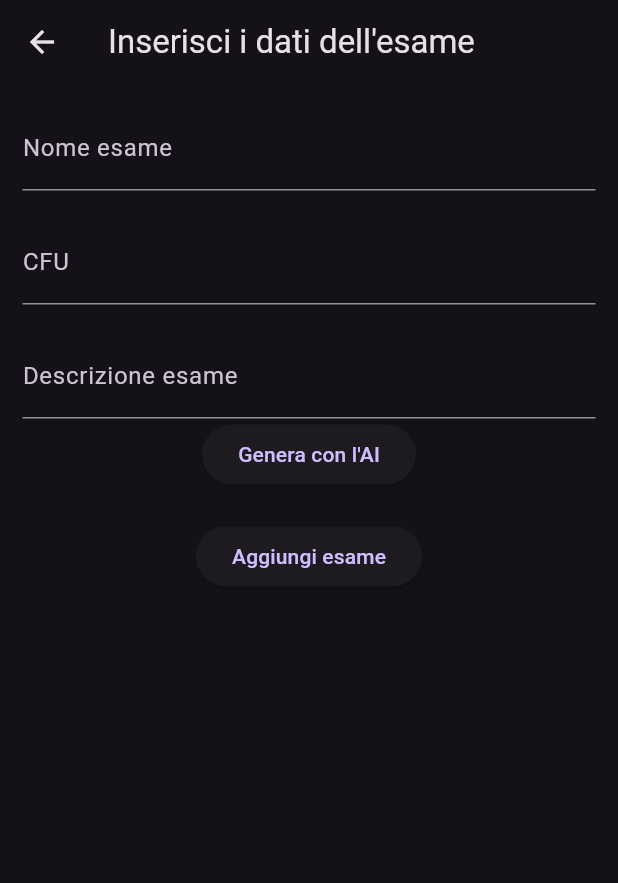
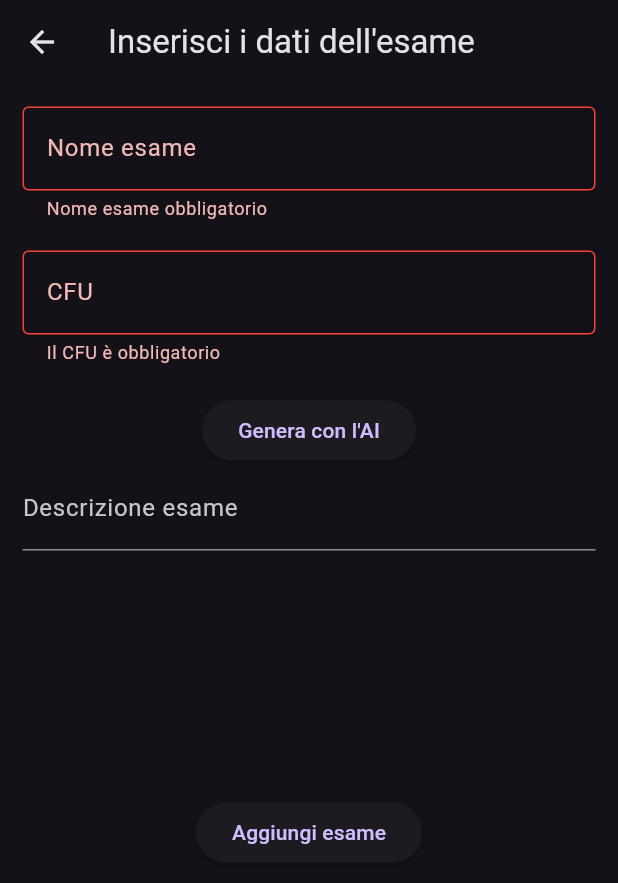
Before and after one commit to vale-02/Programmazione-Mobile, a Flutter app: the WorkplaceAddexam screen opened directly with empty values, after a tap on "Aggiungi esame", on a phone screen of 412 x 824 dp. Shown: the top 883 px of the screen. Run offline on Flutter 3.47's test engine with Material 3 defaults, Android fonts, the phone set to English and light mode, and no system bars; our stand-ins replace flutter_dotenv, google_generative_ai, hive, hive_flutter; accounts and stored records are empty.

Commit message:
Creazione dei form per la gestione e il controllo degli input dell'utente nell'aggiunta e nella modifica degli esami e riorganizzazione del codice

```diff
--- /dev/null
+++ b/brainiac/lib/workplace/form/exam_add_form.dart
@@ -0,0 +1,39 @@
+import 'package:brainiac/workplace/form/field.dart';
+import 'package:brainiac/workplace/widget/ai.dart';
+import 'package:flutter/material.dart';
+
+class ExamAddForm extends StatelessWidget {
+  const ExamAddForm(
+      {super.key,
+      required this.nameController,
+      required this.cfuController,
+      required this.descriptionController});
+  final TextEditingController nameController;
+  final TextEditingController cfuController;
+  final TextEditingController descriptionController;
+
+  @override
+  Widget build(BuildContext context) {
+    return Column(
+      crossAxisAlignment: CrossAxisAlignment.center,
+      children: [
+        Field().name(nameController),
+        SizedBox(
+          height: 20,
+        ),
+        Field().cfu(cfuController),
+        SizedBox(
+          height: 20,
+        ),
+        Ai(
+          descriptionController: descriptionController,
+          nameController: nameController,
+          cfuController: cfuController,
+        ),
+        SizedBox(
+          height: 20,
+        ),
+      ],
+    );
+  }
+}
--- /dev/null
+++ b/brainiac/lib/workplace/form/field.dart
@@ -0,0 +1,86 @@
+import 'package:flutter/material.dart';
+import 'package:flutter/services.dart';
+
+class Field {
+  TextFormField name(TextEditingController controller) {
+    return TextFormField(
+      controller: controller,
+      decoration: _errorField('Nome esame'),
+      validator: (value) {
+        if (value == null || value.isEmpty) {
+          return 'Nome esame obbligatorio';
+        }
+        return null;
+      },
+    );
+  }
+
+  TextFormField cfu(TextEditingController controller) {
+    return TextFormField(
+      controller: controller,
+      keyboardType: TextInputType.number,
+      inputFormatters: [FilteringTextInputFormatter.digitsOnly],
+      decoration: _errorField('CFU'),
+      validator: (value) {
+        if (value == null || value.isEmpty) {
+          return 'Il CFU è obbligatorio';
+        }
+        return null;
+      },
+    );
+  }
+
+  TextFormField grade(TextEditingController gradeController,
+      bool statusController, String? hintText) {
+    return TextFormField(
+      controller: gradeController,
+      keyboardType: TextInputType.number,
+      inputFormatters: [
+        FilteringTextInputFormatter.digitsOnly,
+      ],
+      decoration: _errorFieldGrade('Voto', hintText),
+      enabled: statusController,
+      validator: (value) {
+        if (statusController) {
+          if (value == null || value.isEmpty) {
+            return 'Campo obbligatorio';
+          }
+          final grade = int.tryParse(value);
+          if (grade == null || grade < 18 || grade > 31) {
+            return 'Il voto deve essere compreso tra 18 e 30';
+          }
+        }
+        return null;
+      },
+    );
+  }
+
+  // Grafica per eventuali campi non inseriti correttamente
+  InputDecoration _errorField(String labelText) {
+    return InputDecoration(
+      labelText: labelText,
+      border: OutlineInputBorder(),
+      focusedBorder: OutlineInputBorder(
+        borderSide: BorderSide(color: Colors.blue),
+      ),
+      errorBorder: OutlineInputBorder(
+        borderSide: BorderSide(color: Colors.red),
+      ),
+    );
+  }
+
+  // Grafica per eventuali campi non inseriti correttamente
+  InputDecoration _errorFieldGrade(String labelText, String? hintText) {
+    return InputDecoration(
+      labelText: labelText,
+      hintText: hintText,
+      border: OutlineInputBorder(),
+      focusedBorder: OutlineInputBorder(
+        borderSide: BorderSide(color: Colors.blue),
+      ),
+      errorBorder: OutlineInputBorder(
+        borderSide: BorderSide(color: Colors.red),
+      ),
+    );
+  }
+}
--- /dev/null
+++ b/brainiac/lib/workplace/widget/ai.dart
@@ -0,0 +1,61 @@
+import 'package:flutter/material.dart';
+import 'package:flutter_dotenv/flutter_dotenv.dart';
+import 'package:google_generative_ai/google_generative_ai.dart';
+
+// ignore: must_be_immutable
+class Ai extends StatelessWidget {
+  Ai(
+      {super.key,
+      required this.descriptionController,
+      required this.nameController,
+      required this.cfuController});
+  TextEditingController descriptionController;
+  TextEditingController nameController;
+  TextEditingController cfuController;
+
+  // Widget per la gestione della descrizione manuale o con Gemini
+  @override
+  Widget build(BuildContext context) {
+    return Column(
+      children: [
+        ElevatedButton(
+          onPressed: () {
+            _generateDescription(context);
+          },
+          child: Text('Genera con l\'AI'),
+        ),
+        SizedBox(
+          height: 200,
+          child: SingleChildScrollView(
+            child: TextFormField(
+              controller: descriptionController,
+              decoration: InputDecoration(labelText: 'Descrizione esame'),
+              maxLines: null,
+            ),
+          ),
+        ),
+      ],
+    );
+  }
+
+  void _generateDescription(BuildContext context) async {
+    if (nameController.text.isEmpty || cfuController.text.isEmpty) {
+      ScaffoldMessenger.of(context).showSnackBar(
+        SnackBar(content: Text('Nome e CFU devono essere inseriti')),
+      );
+      return;
+    }
+
+    descriptionController.clear();
+
+    final model = GenerativeModel(
+      model: 'gemini-1.5-flash',
+      apiKey: dotenv.env['API_AI'] ?? 'API key non trovata',
+    );
+    final prompt =
+        'Dammi una breve descrizione degli obiettivi e dei contenuti dell\'esame universitario di ${nameController.text} da ${cfuController.text} CFU';
+
+    final response = await model.generateContent([Content.text(prompt)]);
+    descriptionController.text = response.text!;
+  }
+}
--- a/brainiac/lib/workplace/workplace_addexam.dart
+++ b/brainiac/lib/workplace/workplace_addexam.dart
@@ -1,10 +1,8 @@
 import 'package:brainiac/model/exam.dart';
 import 'package:brainiac/model/year.dart';
+import 'package:brainiac/workplace/form/exam_add_form.dart';
 import 'package:flutter/material.dart';
-import 'package:flutter/services.dart';
 import 'package:hive/hive.dart';
-import 'package:google_generative_ai/google_generative_ai.dart';
-import 'package:flutter_dotenv/flutter_dotenv.dart';
 
 class WorkplaceAddexam extends StatefulWidget {
   const WorkplaceAddexam({super.key, required this.selectedYear});
@@ -18,6 +16,7 @@ class _WorkplaceAddexam extends State<WorkplaceAddexam> {
   final TextEditingController _nameController = TextEditingController();
   final TextEditingController _cfuController = TextEditingController();
   final TextEditingController _descriptionController = TextEditingController();
+  final _formKey = GlobalKey<FormState>();
 
   @override
   void dispose() {
@@ -27,11 +26,7 @@ class _WorkplaceAddexam extends State<WorkplaceAddexam> {
     super.dispose();
   }
 
-  int _getNextId() {
-    final box = Hive.box('ExamBox');
-    return box.length;
-  }
-
+  // Schermata aggiunta nuovo esame
   @override
   Widget build(BuildContext context) {
     return Scaffold(
@@ -41,65 +36,39 @@ class _WorkplaceAddexam extends State<WorkplaceAddexam> {
       body: SingleChildScrollView(
         child: Padding(
           padding: const EdgeInsets.all(15),
+          child: Form(
+            key: _formKey,
             child: Column(
               crossAxisAlignment: CrossAxisAlignment.center,
               children: [
-              TextField(
-                controller: _nameController,
-                decoration: InputDecoration(labelText: 'Nome esame'),
-              ),
-              SizedBox(
-                height: 20,
-              ),
-              TextField(
-                controller: _cfuController,
-                keyboardType: TextInputType.number,
-                inputFormatters: [
-                  FilteringTextInputFormatter.digitsOnly,
-                ],
-                decoration: InputDecoration(labelText: 'CFU'),
-              ),
-              SizedBox(
-                height: 20,
-              ),
-              Column(
-                children: [
-                  TextField(
-                    controller: _descriptionController,
-                    decoration: InputDecoration(labelText: 'Descrizione esame'),
-                    maxLines: null,
-                  ),
+                ExamAddForm(
+                    nameController: _nameController,
+                    cfuController: _cfuController,
+                    descriptionController: _descriptionController),
                 ElevatedButton(
-                    onPressed: () async {
-                      final model = GenerativeModel(
-                        model: 'gemini-1.5-flash',
-                        apiKey: dotenv.env['API_AI'] ?? 'API key non trovata',
-                      );
-                      final prompt =
-                          'Dammi una breve descrizione degli obiettivi e dei contenuti dell\'esame universitario di ${_nameController.text} da ${_cfuController.text} CFU';
-
-                      final response =
-                          await model.generateContent([Content.text(prompt)]);
-                      _descriptionController.text = response.text!;
+                  onPressed: () {
+                    _submit();
                   },
-                    child: Text('Genera con l\'AI'),
+                  child: Text('Aggiungi esame'),
                 ),
               ],
             ),
-              SizedBox(
-                height: 20,
           ),
-              ElevatedButton(
-                onPressed: () {
-                  final value = Exam(
-                    id: _getNextId(),
-                    name: _nameController.text,
-                    cfu: int.parse(_cfuController.text),
-                    status: false,
-                    grade: 0,
-                    description: _descriptionController.text,
+        ),
+      ),
     );
+  }
 
+  // Controllo validità del form
+  void _submit() {
+    if (_formKey.currentState!.validate()) {
+      _addExamToDatabase();
+      Navigator.pop(context);
+    }
+  }
+
+  // Aggiunta dell'esame al DB
+  void _addExamToDatabase() {
     int index = -1;
 
     for (int i = 0; i < Hive.box('YearBox').length; i++) {
@@ -111,23 +80,20 @@ class _WorkplaceAddexam extends State<WorkplaceAddexam> {
     }
 
     Year existingYear = Hive.box('YearBox').getAt(index) as Year;
-                  List<Exam> updatedExams = List.from(existingYear.exams ?? [])
-                    ..add(value);
-                  final updatedYear =
-                      Year(year: existingYear.year, exams: updatedExams);
+    List<Exam> updatedExams = List.from(existingYear.exams ?? []);
+
+    final value = Exam(
+      id: updatedExams.length + 1,
+      name: _nameController.text,
+      cfu: int.parse(_cfuController.text),
+      status: false,
+      grade: 0,
+      description: _descriptionController.text,
+    );
+
+    updatedExams.add(value);
+
+    final updatedYear = Year(year: existingYear.year, exams: updatedExams);
     Hive.box('YearBox').putAt(index, updatedYear);
-                  print(
-                    Hive.box('YearBox').getAt(index),
-                  );
-                  Hive.box('ExamBox').add(value);
-                  Navigator.pop(context);
-                },
-                child: Text('Aggiungi esame'),
-              ),
-            ],
-          ),
-        ),
-      ),
-    );
   }
 }
--- a/brainiac/lib/workplace/workplace_screen.dart
+++ b/brainiac/lib/workplace/workplace_screen.dart
@@ -1,7 +1,7 @@
 import 'package:brainiac/model/year.dart';
-import 'package:brainiac/widget/delete_db.dart';
-import 'package:brainiac/widget/floatingactionbutton_workplace.dart';
-import 'package:brainiac/widget/list_exam.dart';
+import 'package:brainiac/workplace/widget/delete_db.dart';
+import 'package:brainiac/workplace/widget/floatingactionbutton_workplace.dart';
+import 'package:brainiac/workplace/widget/list_exam.dart';
 import 'package:brainiac/years/year_selectionmodel.dart';
 import 'package:brainiac/years/years_screen.dart';
 import 'package:flutter/material.dart';
```
Also changed, not shown: brainiac/lib/widget/heading_viewexam.dart (deleted, +0 -79 lines), brainiac/lib/workplace/form/exam_edit_form.dart (added, +53 -0 lines), brainiac/lib/workplace/workplace_editexam.dart (+45 -77 lines), brainiac/lib/workplace/workplace_viewexam.dart (+50 -17 lines), brainiac/lib/workplace/widget/delete_db.dart (renamed from brainiac/lib/widget/delete_db.dart), brainiac/lib/workplace/widget/floatingactionbutton_workplace.dart (renamed from brainiac/lib/widget/floatingactionbutton_workplace.dart), brainiac/lib/workplace/widget/list_exam.dart (renamed from brainiac/lib/widget/list_exam.dart). Lines whose indentation alone changed are shown as unchanged.
